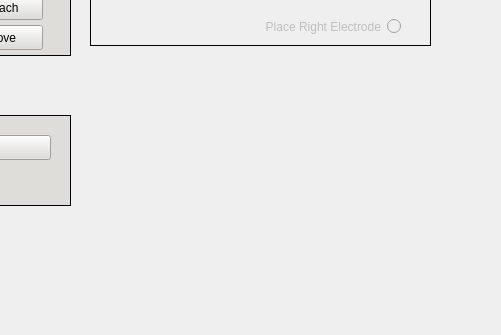
Above: mainwindow.ui from sfahimanwar/COMP3004-Project-Team-20 before the change; both pictures show x 700 to 1201 and y 555 to 890 of the 1338 by 890 pixel window. Below: the same form after it.
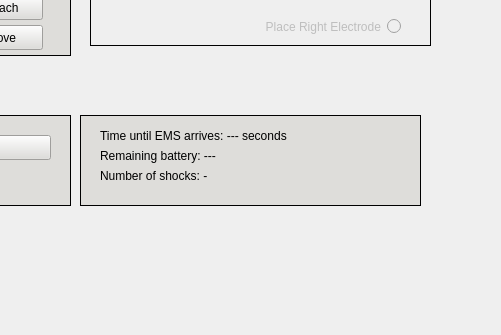
That is the form after the change. Icons and pictures are not drawn.

```diff
--- a/mainwindow.ui
+++ b/mainwindow.ui
@@ -1181,6 +1181,64 @@
      <string>Reset simulation</string>
     </property>
    </widget>
+   <widget class="QFrame" name="infoFrame">
+    <property name="geometry">
+     <rect>
+      <x>780</x>
+      <y>670</y>
+      <width>341</width>
+      <height>91</height>
+     </rect>
+    </property>
+    <property name="styleSheet">
+     <string notr="true">background-color: rgb(222, 221, 218);</string>
+    </property>
+    <property name="frameShape">
+     <enum>QFrame::Box</enum>
+    </property>
+    <property name="frameShadow">
+     <enum>QFrame::Plain</enum>
+    </property>
+    <widget class="QLabel" name="batteryLabel">
+     <property name="geometry">
+      <rect>
+       <x>20</x>
+       <y>30</y>
+       <width>191</width>
+       <height>21</height>
+      </rect>
+     </property>
+     <property name="text">
+      <string>Remaining battery: ---</string>
+     </property>
+    </widget>
+    <widget class="QLabel" name="emsTimeLabel">
+     <property name="geometry">
+      <rect>
+       <x>20</x>
+       <y>10</y>
+       <width>311</width>
+       <height>21</height>
+      </rect>
+     </property>
+     <property name="text">
+      <string>Time until EMS arrives: --- seconds</string>
+     </property>
+    </widget>
+    <widget class="QLabel" name="numShocksLabel">
+     <property name="geometry">
+      <rect>
+       <x>20</x>
+       <y>50</y>
+       <width>191</width>
+       <height>21</height>
+      </rect>
+     </property>
+     <property name="text">
+      <string>Number of shocks: -</string>
+     </property>
+    </widget>
+   </widget>
    <zorder>aedDisplayFrame</zorder>
    <zorder>emsResetButton</zorder>
    <zorder>emsArrivedText</zorder>
```
Left out of the diff: 1 changed line with no effect on the pictures.
